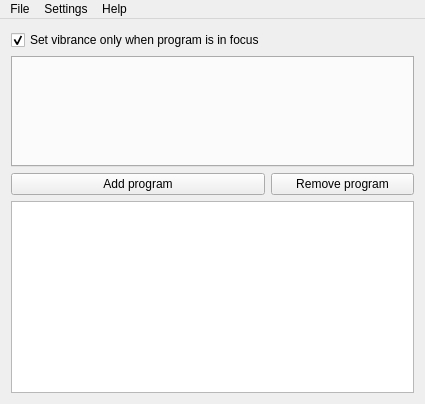
Before: the Qt Designer form src/mainwindow.ui in libvibrant/vibrantLinux, drawn with Qt 5.
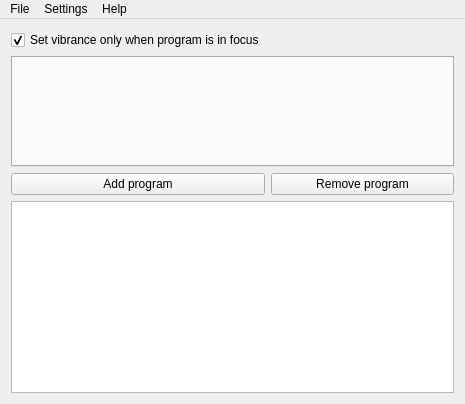
After: the same form once the commit is applied.

What changed in the file:
```diff
--- a/src/mainwindow.ui
+++ b/src/mainwindow.ui
@@ -6,7 +6,7 @@
    <rect>
     <x>0</x>
     <y>0</y>
-    <width>425</width>
+    <width>465</width>
     <height>404</height>
    </rect>
   </property>
@@ -64,8 +64,8 @@
     <rect>
      <x>0</x>
      <y>0</y>
-     <width>425</width>
-     <height>22</height>
+     <width>465</width>
+     <height>23</height>
     </rect>
    </property>
    <widget class="QMenu" name="menuOptions">
```
